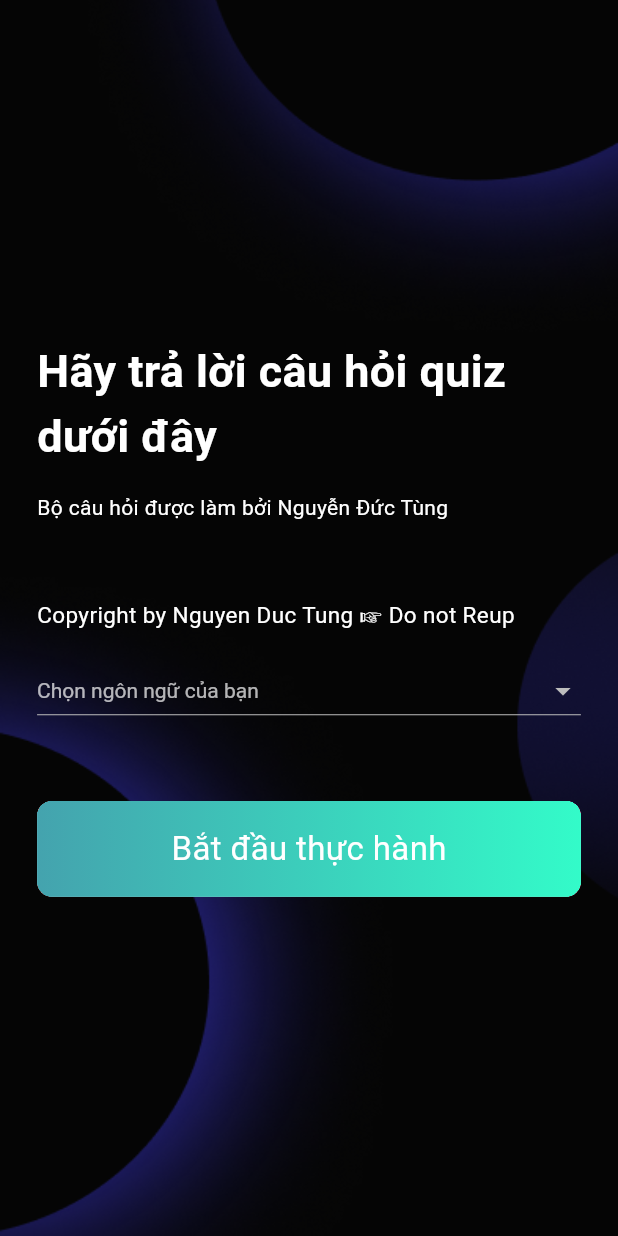
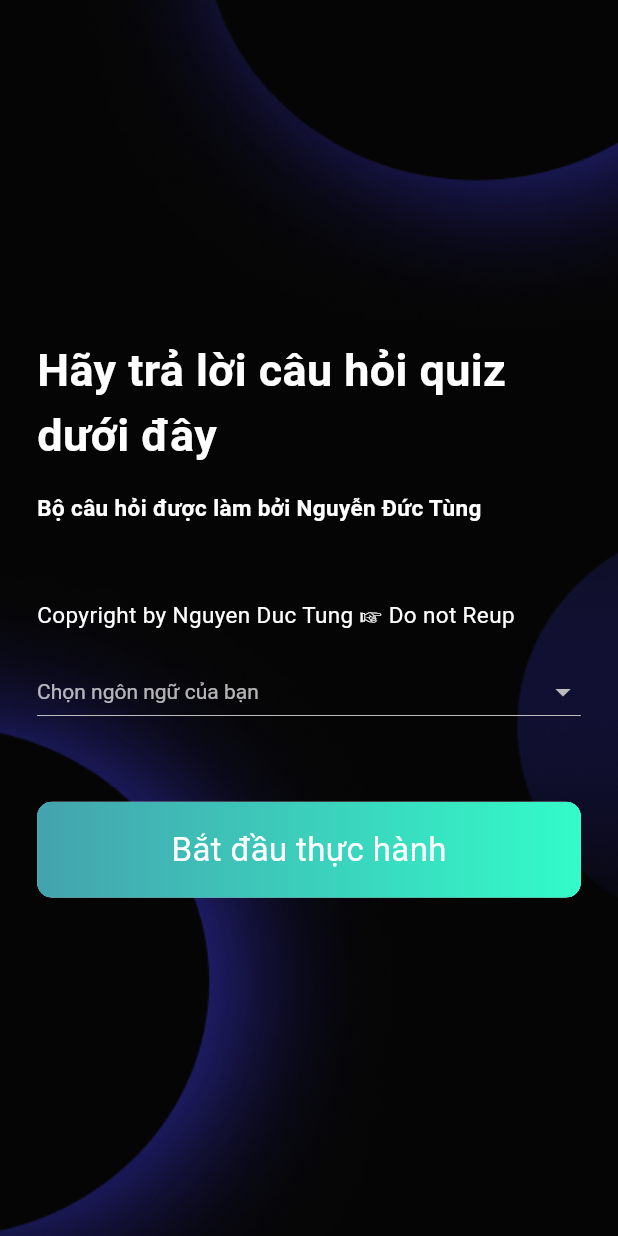
Before and after one commit to TungCmon/appquiz, a Flutter app: the screen it shows after launch, on a phone screen of 412 x 824 dp. Run offline on Flutter 3.47's test engine with Material 3 defaults, Android fonts, the phone set to English and light mode, and no system bars; our stand-ins replace expandable_page_view, go_router, youtube_player_flutter; missing offline and left inert: flutter_highlighter; network calls fail.

Commit message:
loi phong chu home

```diff
--- a/lib/pages/article/widgets/article_modal.dart
+++ b/lib/pages/article/widgets/article_modal.dart
@@ -79,7 +79,7 @@ RichText errorAnswer(String valueInput, answer) {
         TextSpan(
             text: answer.toString(),
             style: const TextStyle(
-              color: Colors.green,
+              color: Colors.black,
               fontSize: 22,
             )),
       ],
--- a/lib/pages/home/widgets/home_title.dart
+++ b/lib/pages/home/widgets/home_title.dart
@@ -16,7 +16,13 @@ class HomeTitle extends StatelessWidget {
           ),
         ),
         SizedBox(height: getHeight(context) * 0.02),
-        const Text('Bộ câu hỏi được làm bởi Nguyễn Đức Tùng'),
+        const Text(
+            'Bộ câu hỏi được làm bởi Nguyễn Đức Tùng',
+                style: TextStyle(
+                  fontSize:15,
+                  fontWeight: FontWeight.bold,
+    ),
+        ),
         SizedBox(height: getHeight(context) * 0.06),
         const Text('Copyright by Nguyen Duc Tung ☞ Do not Reup ',
         style: TextStyle(
```
